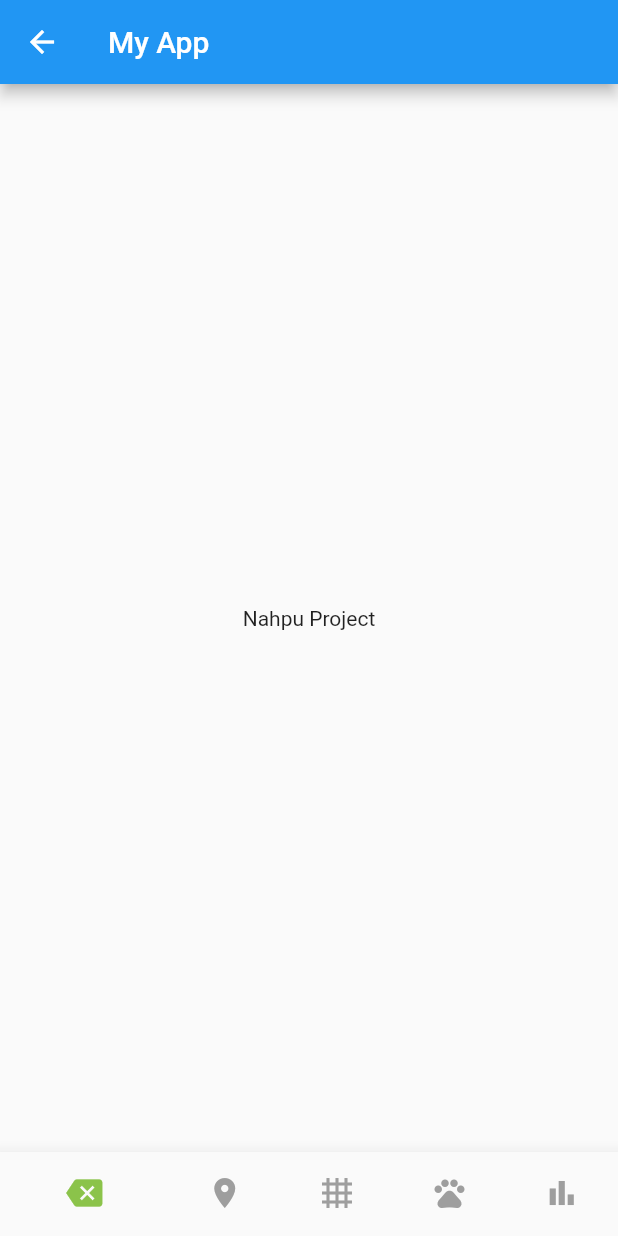
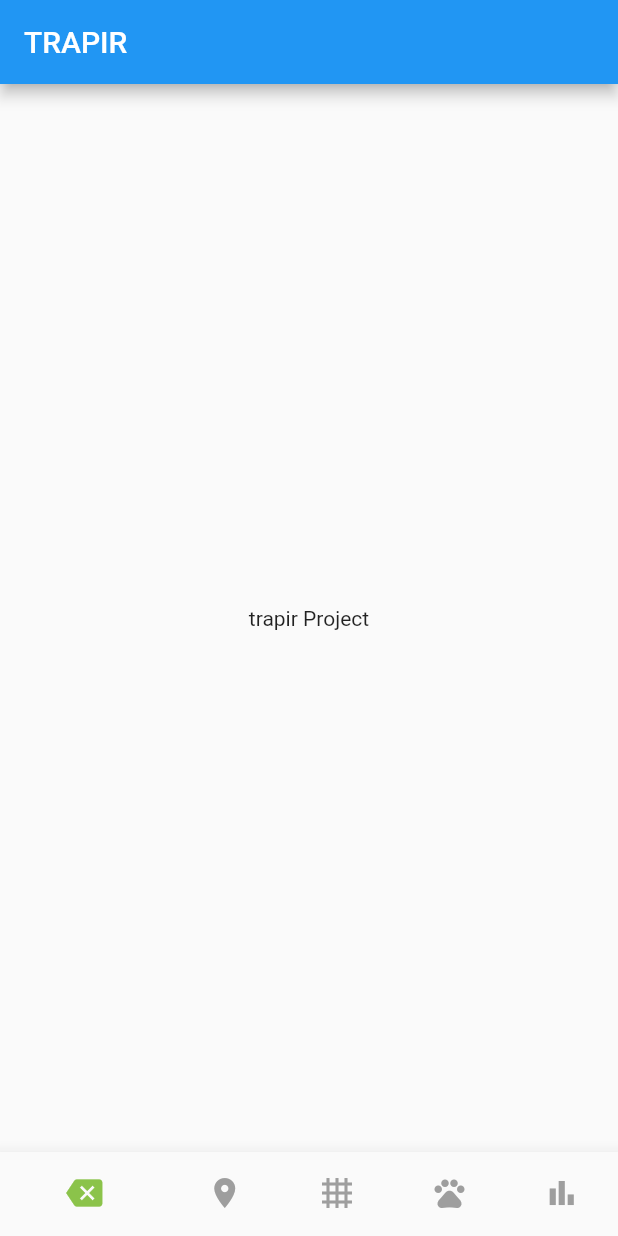
Before and after one commit to hhandika/trapir, a Flutter app: the BottomNavbar screen opened directly, on a phone screen of 412 x 824 dp. Run offline on Flutter 3.47's test engine with Material 2 defaults, Android fonts, the phone set to English and light mode, and no system bars.

Commit message:
Update project names

```diff
--- a/lib/main.dart
+++ b/lib/main.dart
@@ -1,4 +1,6 @@
 import 'package:flutter/material.dart';
+
+import './ui/screens/bottom_navbar.dart';
 
 void main() {
   runApp(const MyApp());
@@ -24,7 +26,7 @@ class MyApp extends StatelessWidget {
         // is not restarted.
         primarySwatch: Colors.blue,
       ),
-      home: const MyHomePage(title: 'Flutter Demo Home Page'),
+      home: const BottomNavbar(),
     );
   }
 }
--- a/lib/ui/screens/bottom_navbar.dart
+++ b/lib/ui/screens/bottom_navbar.dart
@@ -11,9 +11,9 @@ class _BottomNavbarState extends State<BottomNavbar> {
   @override
   Widget build(BuildContext context) {
     return Scaffold(
-      appBar: AppBar(title: const Text("My App")),
+      appBar: AppBar(title: const Text("TRAPIR")),
       body: const Center(
-        child: Text('Nahpu Project'),
+        child: Text('trapir Project'),
       ),
       bottomNavigationBar: BottomNavigationBar(
         elevation: 10,
```
